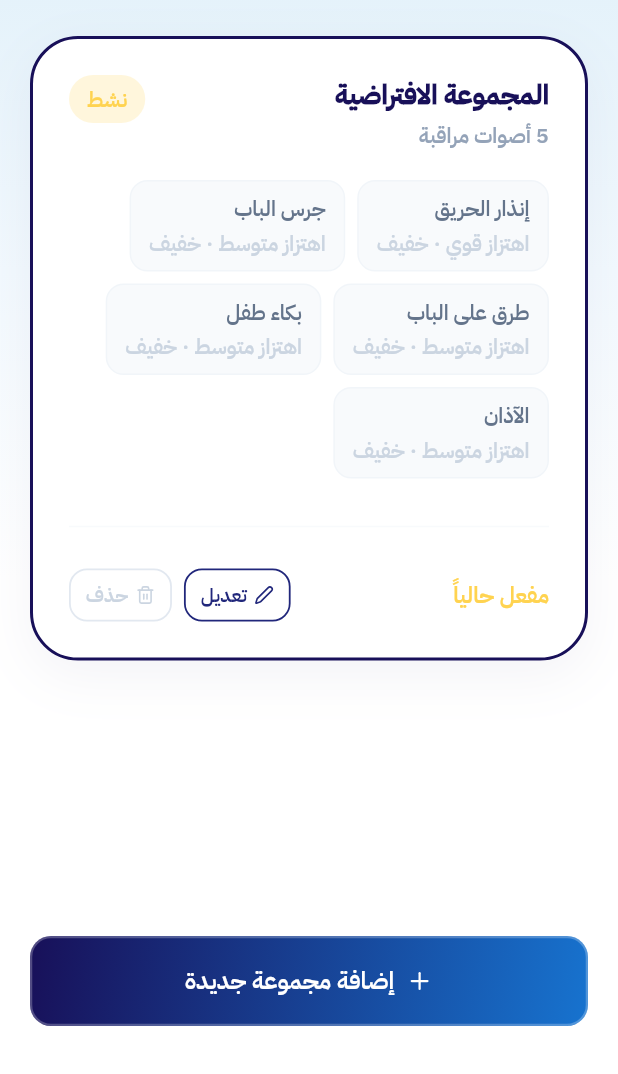
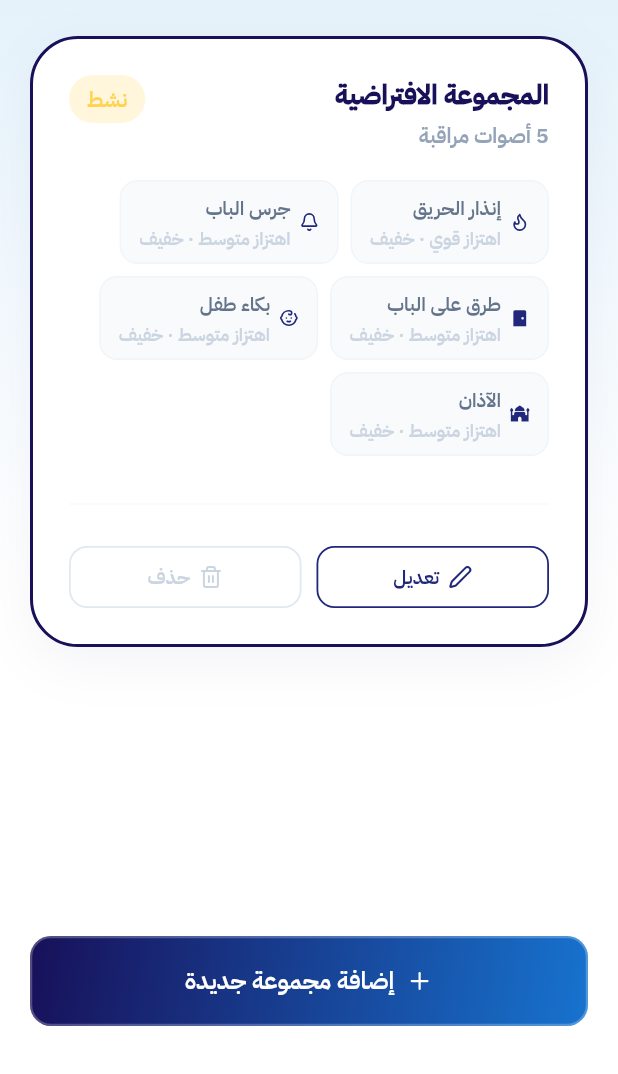
Before and after one commit to raghadzworld/2025-GP1-1, a Flutter app: the CategoriesScreen screen opened by its route, on a phone screen of 412 x 824 dp, the part 162-1236 px from its top. Run offline on Flutter 3.47's test engine with Material 3 defaults, Android fonts, the phone set to English and light mode, and no system bars; our stand-ins replace cloud_firestore, cloud_functions, firebase_auth, firebase_core, flutter_animate, geolocator and 4 more; missing offline and left inert: flutter_sound, record; accounts and stored records are empty.

Commit message:
Refactor CategoriesScreen with improved structure

```diff
--- a/lib/screens/categories_screen.dart
+++ b/lib/screens/categories_screen.dart
@@ -464,10 +464,82 @@ class _CategoriesScreenState extends State<CategoriesScreen> {
           const SizedBox(height: 24),
           const Divider(color: NabeehColors.slate50),
           const SizedBox(height: 20),
+
+          // ── أزرار تعديل / حذف جنب بعض (بنفس أسلوب صفحة المنبّهات) ──
           Row(
             children: [
-              if (!category.isEnabled)
-                Container(
+              Expanded(
+                child: GestureDetector(
+                  onTap: () => _navigateToAddEdit(category: category),
+                  child: Container(
+                    padding: const EdgeInsets.symmetric(vertical: 10),
+                    decoration: BoxDecoration(
+                      color: Colors.white,
+                      borderRadius: BorderRadius.circular(12),
+                      border: Border.all(color: NabeehColors.darkBlue, width: 1.2),
+                    ),
+                    child: const Row(
+                      mainAxisAlignment: MainAxisAlignment.center,
+                      children: [
+                        Icon(LucideIcons.edit2, size: 16, color: NabeehColors.darkBlue),
+                        SizedBox(width: 6),
+                        Text(
+                          'تعديل',
+                          style: TextStyle(
+                            fontFamily: 'IBMPlexSansArabic',
+                            fontSize: 13,
+                            fontWeight: FontWeight.bold,
+                            color: NabeehColors.darkBlue,
+                          ),
+                        ),
+                      ],
+                    ),
+                  ),
+                ),
+              ),
+              const SizedBox(width: 10),
+              Expanded(
+                child: GestureDetector(
+                  onTap: _categories.length <= 1 ? null : () => _deleteCategory(category.id),
+                  child: Container(
+                    padding: const EdgeInsets.symmetric(vertical: 10),
+                    decoration: BoxDecoration(
+                      color: Colors.white,
+                      borderRadius: BorderRadius.circular(12),
+                      border: Border.all(
+                        color: _categories.length <= 1 ? NabeehColors.slate200 : Colors.redAccent,
+                        width: 1.2,
+                      ),
+                    ),
+                    child: Row(
+                      mainAxisAlignment: MainAxisAlignment.center,
+                      children: [
+                        Icon(LucideIcons.trash2, size: 16,
+                            color: _categories.length <= 1 ? NabeehColors.slate300 : Colors.redAccent),
+                        const SizedBox(width: 6),
+                        Text(
+                          'حذف',
+                          style: TextStyle(
+                            fontFamily: 'IBMPlexSansArabic',
+                            fontSize: 13,
+                            fontWeight: FontWeight.bold,
+                            color: _categories.length <= 1 ? NabeehColors.slate300 : Colors.redAccent,
+                          ),
+                        ),
+                      ],
+                    ),
+                  ),
+                ),
+              ),
+            ],
+          ),
+
+          // ── زر تفعيل المجموعة تحت زري تعديل/حذف ──
+          if (!category.isEnabled) ...[
+            const SizedBox(height: 10),
+            SizedBox(
+              width: double.infinity,
+              child: Container(
                 decoration: BoxDecoration(
                   borderRadius: BorderRadius.circular(10),
                   gradient: const LinearGradient(
@@ -480,7 +552,7 @@ class _CategoriesScreenState extends State<CategoriesScreen> {
                 child: TextButton(
                   onPressed: () => _setActiveCategory(category.id),
                   style: TextButton.styleFrom(
-                      padding: const EdgeInsets.symmetric(horizontal: 14, vertical: 8),
+                    padding: const EdgeInsets.symmetric(vertical: 10),
                     minimumSize: const Size(0, 36),
                     tapTargetSize: MaterialTapTargetSize.shrinkWrap,
                     shape: RoundedRectangleBorder(borderRadius: BorderRadius.circular(10)),
@@ -495,78 +567,9 @@ class _CategoriesScreenState extends State<CategoriesScreen> {
                     ),
                   ),
                 ),
-                )
-              else
-                const Text(
-                  'مفعل حالياً',
-                  style: TextStyle(
-                    color: NabeehColors.accent,
-                    fontWeight: FontWeight.w700,
-                    fontSize: 15,
-                  ),
-                ),
-              const Spacer(),
-              GestureDetector(
-                onTap: () => _navigateToAddEdit(category: category),
-                child: Container(
-                  padding: const EdgeInsets.symmetric(horizontal: 10, vertical: 7),
-                  decoration: BoxDecoration(
-                    color: Colors.white,
-                    borderRadius: BorderRadius.circular(12),
-                    border: Border.all(color: NabeehColors.darkBlue, width: 1.2),
-                  ),
-                  child: const Row(
-                    mainAxisSize: MainAxisSize.min,
-                    children: [
-                      Icon(LucideIcons.edit2, size: 13, color: NabeehColors.darkBlue),
-                      SizedBox(width: 5),
-                      Text(
-                        'تعديل',
-                        style: TextStyle(
-                          fontFamily: 'IBMPlexSansArabic',
-                          fontSize: 13,
-                          fontWeight: FontWeight.bold,
-                          color: NabeehColors.darkBlue,
               ),
             ),
           ],
-                  ),
-                ),
-              ),
-              const SizedBox(width: 8),
-              GestureDetector(
-                onTap: _categories.length <= 1 ? null : () => _deleteCategory(category.id),
-                child: Container(
-                  padding: const EdgeInsets.symmetric(horizontal: 10, vertical: 7),
-                  decoration: BoxDecoration(
-                    color: Colors.white,
-                    borderRadius: BorderRadius.circular(12),
-                    border: Border.all(
-                      color: _categories.length <= 1 ? NabeehColors.slate200 : Colors.redAccent,
-                      width: 1.2,
-                    ),
-                  ),
-                  child: Row(
-                    mainAxisSize: MainAxisSize.min,
-                    children: [
-                      Icon(LucideIcons.trash2, size: 13,
-                          color: _categories.length <= 1 ? NabeehColors.slate300 : Colors.redAccent),
-                      const SizedBox(width: 5),
-                      Text(
-                        'حذف',
-                        style: TextStyle(
-                          fontFamily: 'IBMPlexSansArabic',
-                          fontSize: 13,
-                          fontWeight: FontWeight.bold,
-                          color: _categories.length <= 1 ? NabeehColors.slate300 : Colors.redAccent,
-                        ),
-                      ),
-                    ],
-                  ),
-                ),
-              ),
-            ],
-          ),
         ],
       ),
     );
@@ -580,29 +583,65 @@ class _CategoriesScreenState extends State<CategoriesScreen> {
         border: Border.all(color: NabeehColors.slate100),
         borderRadius: BorderRadius.circular(12),
       ),
+      child: Row(
+        mainAxisSize: MainAxisSize.min,
+        crossAxisAlignment: CrossAxisAlignment.center,
+        children: [
+          Icon(
+            _soundIcon(sound.soundId),
+            size: 13,
+            color: NabeehColors.darkBlue,
+          ),
+          const SizedBox(width: 6),
+          Flexible(
             child: Column(
+              mainAxisSize: MainAxisSize.min,
               crossAxisAlignment: CrossAxisAlignment.start,
               children: [
                 Text(
                   sound.name,
+                  maxLines: 1,
+                  overflow: TextOverflow.ellipsis,
                   style: const TextStyle(
-              fontSize: 14,
+                    fontSize: 13,
                     fontWeight: FontWeight.w700,
                     color: NabeehColors.slate500,
                   ),
                 ),
-          const SizedBox(height: 3),
+                const SizedBox(height: 2),
                 Text(
                   'اهتزاز ${_intensityLabel(sound.vibrationPower)} · ${_intensityLabel(sound.vibrationPattern)}',
+                  maxLines: 1,
+                  overflow: TextOverflow.ellipsis,
                   style: const TextStyle(
-              fontSize: 14,
+                    fontSize: 12,
                     color: NabeehColors.slate300,
                     fontWeight: FontWeight.w600,
                   ),
                 ),
               ],
             ),
+          ),
+        ],
+      ),
     );
+  }
+
+  IconData _soundIcon(String soundId) {
+    switch (soundId) {
+      case 'fire_alarm':
+        return LucideIcons.flame;
+      case 'door_bell':
+        return LucideIcons.bell;
+      case 'door_knock':
+        return Icons.sensor_door;
+      case 'baby_cry':
+        return LucideIcons.baby;
+      case 'adhan':
+        return Icons.mosque;
+      default:
+        return LucideIcons.volume2;
+    }
   }
 
   String _intensityLabel(int value) {
```
Lines whose indentation alone changed are shown as unchanged.
